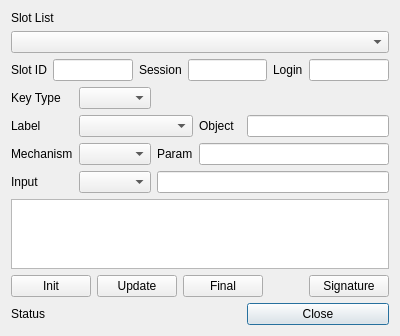
Qt form HsmMan/sign_dlg.ui (jykim74/CryptokiMan) before a commit.
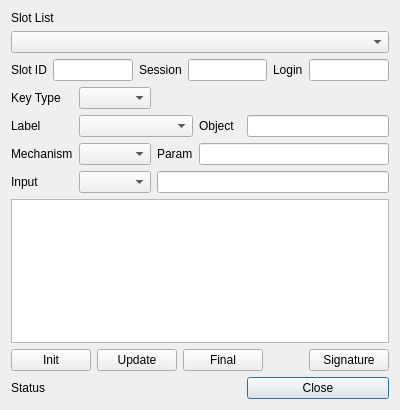
The same form after that commit.

```diff
--- a/HsmMan/sign_dlg.ui
+++ b/HsmMan/sign_dlg.ui
@@ -7,7 +7,7 @@
     <x>0</x>
     <y>0</y>
     <width>400</width>
-    <height>330</height>
+    <height>410</height>
    </rect>
   </property>
   <property name="windowTitle">
```
Left out of the diff: 2 changed lines with no effect on the pictures.
